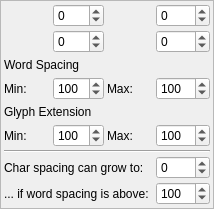
AlterScribus/ece15, file Scribus/scribus/ui/propertywidget_advancedbase.ui: the form before one commit.
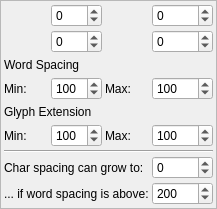
The form after the commit. Custom widgets are drawn as their Qt base class.

The edit to the form file:
```diff
--- a/Scribus/scribus/ui/propertywidget_advancedbase.ui
+++ b/Scribus/scribus/ui/propertywidget_advancedbase.ui
@@ -56,10 +56,10 @@
       <number>1</number>
      </property>
      <property name="maximum">
-      <number>2000</number>
+      <number>10000</number>
      </property>
      <property name="value">
-      <number>100</number>
+      <number>200</number>
      </property>
     </widget>
    </item>
```
Left out of the diff: 2 changed lines with no effect on the pictures.
